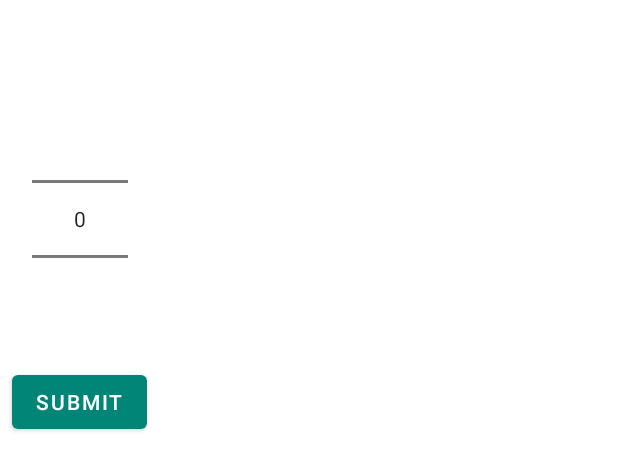
After one commit to Mallorax/TODO, an Android app: the layout task_priority_picker.xml on its own in the app's theme, with its tools: preview values and no code run, on a phone screen of 412 x 824 dp. The commit adds this screen. Shown: the top 470 px of the screen. Run offline under Robolectric (Android 15) with nearby library versions, the phone set to English and light mode, and no system bars.

Commit message:
Added number picker for picking task's priority to be sure that value is betweet 1-5

```diff
--- a/app/src/main/res/layout/add_task_fragment.xml
+++ b/app/src/main/res/layout/add_task_fragment.xml
@@ -92,6 +92,7 @@
                     android:id="@+id/task_priority_edit_text"
                     android:layout_width="match_parent"
                     android:layout_height="wrap_content"
+                    android:focusable="false"
                     android:inputType="number" />
 
             </com.google.android.material.textfield.TextInputLayout>
--- /dev/null
+++ b/app/src/main/res/layout/task_priority_picker.xml
@@ -0,0 +1,38 @@
+<?xml version="1.0" encoding="utf-8"?>
+<layout xmlns:tools="http://schemas.android.com/tools"
+    xmlns:app="http://schemas.android.com/apk/res-auto"
+    xmlns:android="http://schemas.android.com/apk/res/android">
+
+    <androidx.constraintlayout.widget.ConstraintLayout
+        android:layout_width="wrap_content"
+        android:layout_height="wrap_content">
+
+        <NumberPicker
+            android:id="@+id/task_priority_picker"
+            android:layout_width="wrap_content"
+            android:layout_height="wrap_content"
+            android:layout_marginStart="8dp"
+            android:layout_marginTop="8dp"
+            android:layout_marginEnd="8dp"
+            android:layout_marginBottom="8dp"
+            app:layout_constraintBottom_toBottomOf="parent"
+            app:layout_constraintEnd_toEndOf="parent"
+            app:layout_constraintStart_toStartOf="parent"
+            app:layout_constraintTop_toTopOf="parent" />
+
+        <com.google.android.material.button.MaterialButton
+            android:layout_width="wrap_content"
+            android:layout_height="wrap_content"
+            android:layout_marginStart="8dp"
+            android:layout_marginTop="8dp"
+            android:layout_marginEnd="8dp"
+            app:layout_constraintBottom_toBottomOf="parent"
+            app:layout_constraintEnd_toEndOf="parent"
+            app:layout_constraintStart_toStartOf="parent"
+            app:layout_constraintTop_toBottomOf="@+id/task_priority_picker"
+            android:id="@+id/task_priority_submit_button"
+            android:text="@string/submit"/>
+
+    </androidx.constraintlayout.widget.ConstraintLayout>
+
+</layout>
```
Also changed, not shown: app/src/main/java/pl/patrykzygo/todo/ui/add_task/AddTaskFragment.kt (+11 -0 lines), app/src/main/java/pl/patrykzygo/todo/ui/add_task/AddTaskViewModel.kt (+8 -0 lines), app/src/main/java/pl/patrykzygo/todo/ui/add_task/PriorityPickerFragment.kt (added, +30 -0 lines).
